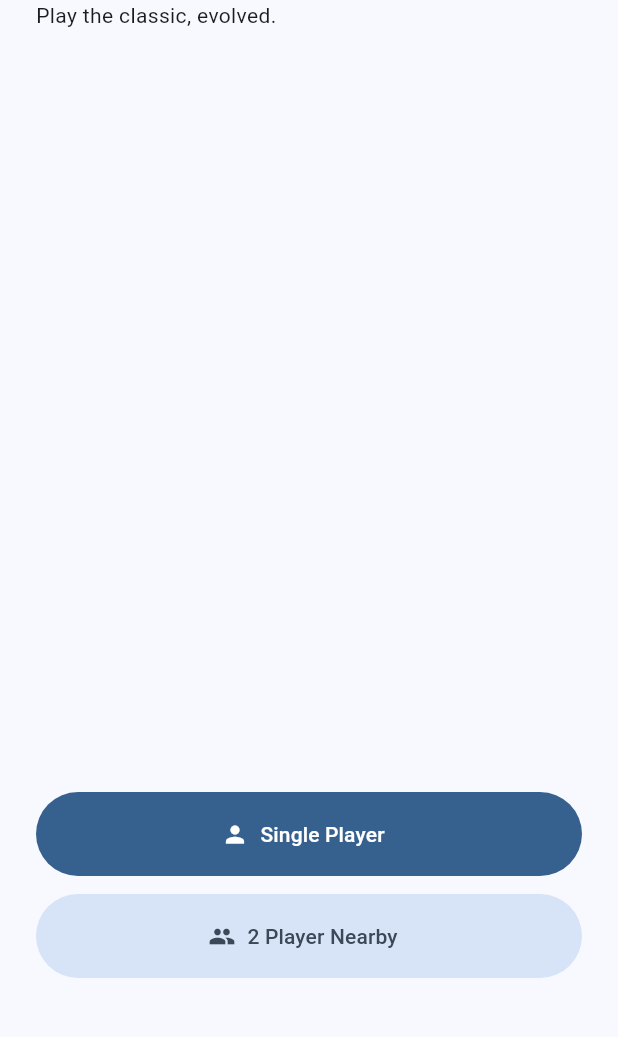
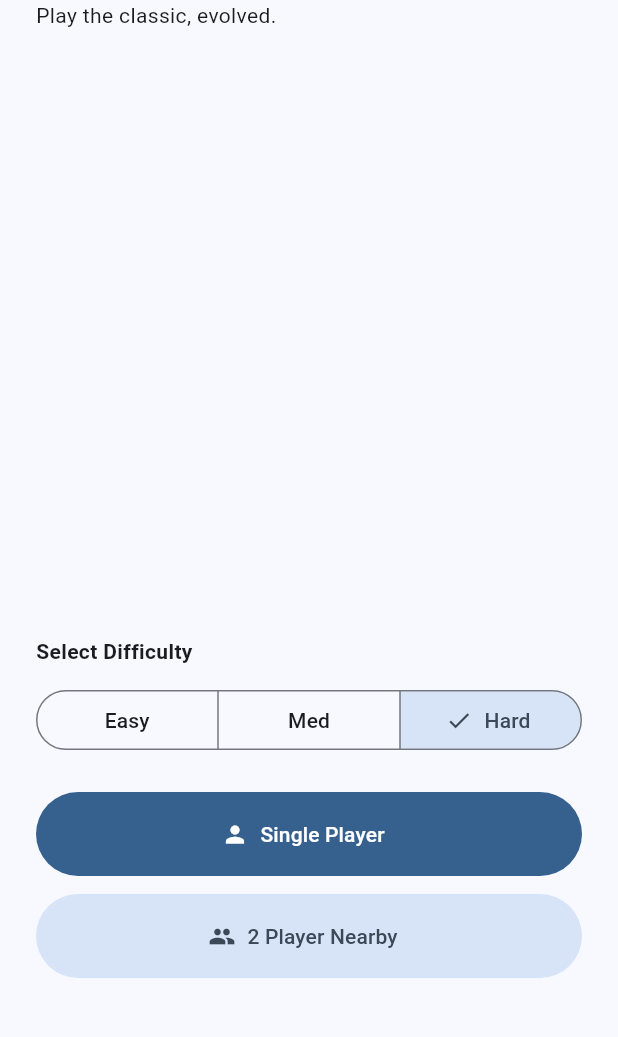
Before and after one commit to harshit2k4/tictacgo, a Flutter app: the screen it shows after launch, on a phone screen of 412 x 824 dp, the part 168-1205 px from its top. Run offline on Flutter 3.47's test engine with Material 3 defaults, Android fonts, the phone set to English and light mode, and no system bars; our stand-ins replace flutter_riverpod, riverpod_annotation; generated files the repository leaves out were written again.

Commit message:
feat(home): add difficulty selection UI

```diff
--- a/lib/features/game/presentation/screens/home_screen.dart
+++ b/lib/features/game/presentation/screens/home_screen.dart
@@ -1,11 +1,16 @@
 import 'package:flutter/material.dart';
+import 'package:flutter_riverpod/flutter_riverpod.dart';
+import 'package:tictacgo/features/game/application/game_notifier.dart';
+import 'package:tictacgo/features/game/domain/difficulty.dart';
 import 'package:tictacgo/features/game/presentation/screens/game_screen.dart';
 
-class HomeScreen extends StatelessWidget {
+class HomeScreen extends ConsumerWidget {
   const HomeScreen({super.key});
 
   @override
-  Widget build(BuildContext context) {
+  Widget build(BuildContext context, WidgetRef ref) {
+    // Watch the selected difficulty
+    final selectedDifficulty = ref.watch(selectedDifficultyProvider);
     return Scaffold(
       body: SafeArea(
         child: Padding(
@@ -24,8 +29,38 @@ class HomeScreen extends StatelessWidget {
               const Text('Play the classic, evolved.'),
               const Spacer(),
 
+              const Text(
+                'Select Difficulty',
+                style: TextStyle(fontWeight: FontWeight.bold),
+              ),
+              const SizedBox(height: 12),
+
+              // Material 3 Segmented Button
+              SizedBox(
+                width: double.infinity,
+                child: SegmentedButton<Difficulty>(
+                  segments: const [
+                    ButtonSegment(value: Difficulty.easy, label: Text('Easy')),
+                    ButtonSegment(value: Difficulty.medium, label: Text('Med')),
+                    ButtonSegment(value: Difficulty.hard, label: Text('Hard')),
+                  ],
+                  selected: {selectedDifficulty},
+                  onSelectionChanged: (Set<Difficulty> newSelection) {
+                    ref.read(selectedDifficultyProvider.notifier).state =
+                        newSelection.first;
+                  },
+                ),
+              ),
+
+              const SizedBox(height: 24),
+
               FilledButton.icon(
                 onPressed: () {
+                  // Tell the notifier to initialize with the selected difficulty
+                  ref
+                      .read(gameNotifierProvider.notifier)
+                      .startGame(selectedDifficulty);
+
                   Navigator.of(context).push(
                     MaterialPageRoute(builder: (context) => const GameScreen()),
                   );
```
